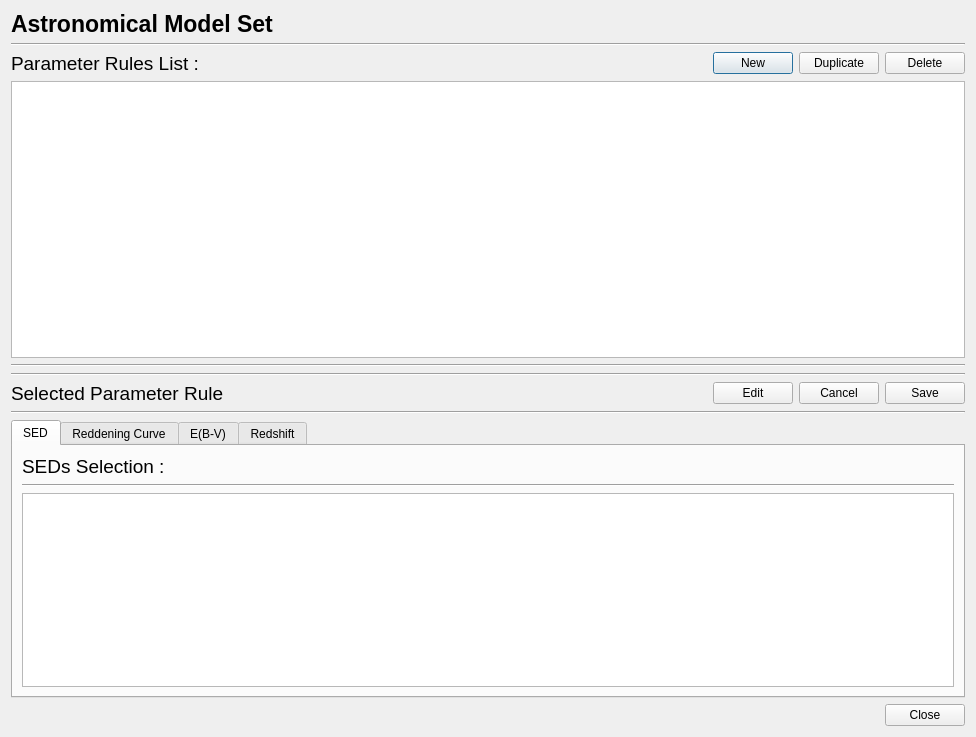
Old version of the form PhzQtUI/auxdir/PhzQtUI/DialogModelSet.ui in the repository astrorama/Phosphoros.
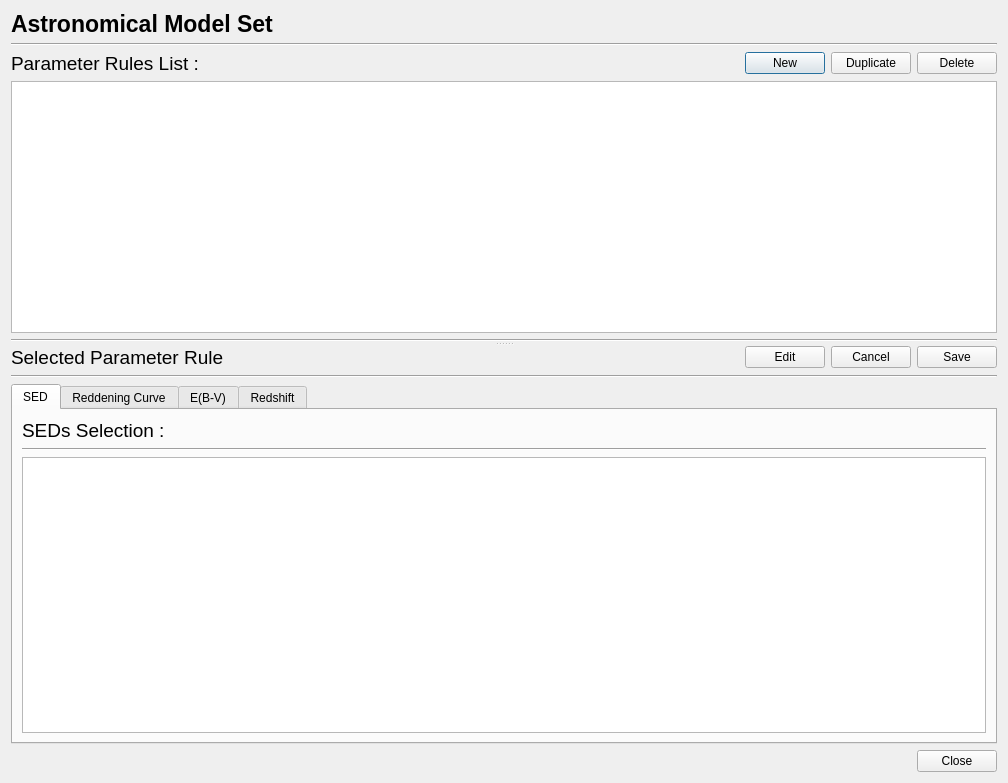
New version of the form. Custom widgets are drawn as their Qt base class.

```diff
--- a/PhzQtUI/auxdir/PhzQtUI/DialogModelSet.ui
+++ b/PhzQtUI/auxdir/PhzQtUI/DialogModelSet.ui
@@ -6,14 +6,14 @@
    <rect>
     <x>0</x>
     <y>0</y>
-    <width>976</width>
-    <height>737</height>
+    <width>1008</width>
+    <height>783</height>
    </rect>
   </property>
   <property name="windowTitle">
    <string>Astronomical Model Set</string>
   </property>
-  <layout class="QVBoxLayout" name="verticalLayout_4">
+  <layout class="QVBoxLayout" name="verticalLayout_11">
    <item>
     <layout class="QHBoxLayout" name="horizontalLayout_2">
      <item>
@@ -53,6 +53,13 @@
     </widget>
    </item>
    <item>
+    <widget class="QSplitter" name="splitter">
+     <property name="orientation">
+      <enum>Qt::Vertical</enum>
+     </property>
+     <widget class="QWidget" name="verticalLayoutWidget">
+      <layout class="QVBoxLayout" name="verticalLayout_4">
+       <item>
     <layout class="QHBoxLayout" name="horizontalLayout">
      <item>
       <widget class="QLabel" name="label">
@@ -131,13 +138,10 @@
      </property>
     </widget>
    </item>
-   <item>
-    <widget class="Line" name="line_3">
-     <property name="orientation">
-      <enum>Qt::Horizontal</enum>
-     </property>
-    </widget>
-   </item>
+      </layout>
+     </widget>
+     <widget class="QWidget" name="verticalLayoutWidget_2">
+      <layout class="QVBoxLayout" name="verticalLayout_10">
    <item>
     <layout class="QHBoxLayout" name="horizontalLayout_3">
      <item>
@@ -758,6 +762,10 @@
           </layout>
          </item>
         </layout>
+           </item>
+          </layout>
+         </widget>
+        </widget>
        </item>
       </layout>
      </widget>
```
Lines whose indentation alone changed are shown as unchanged.
